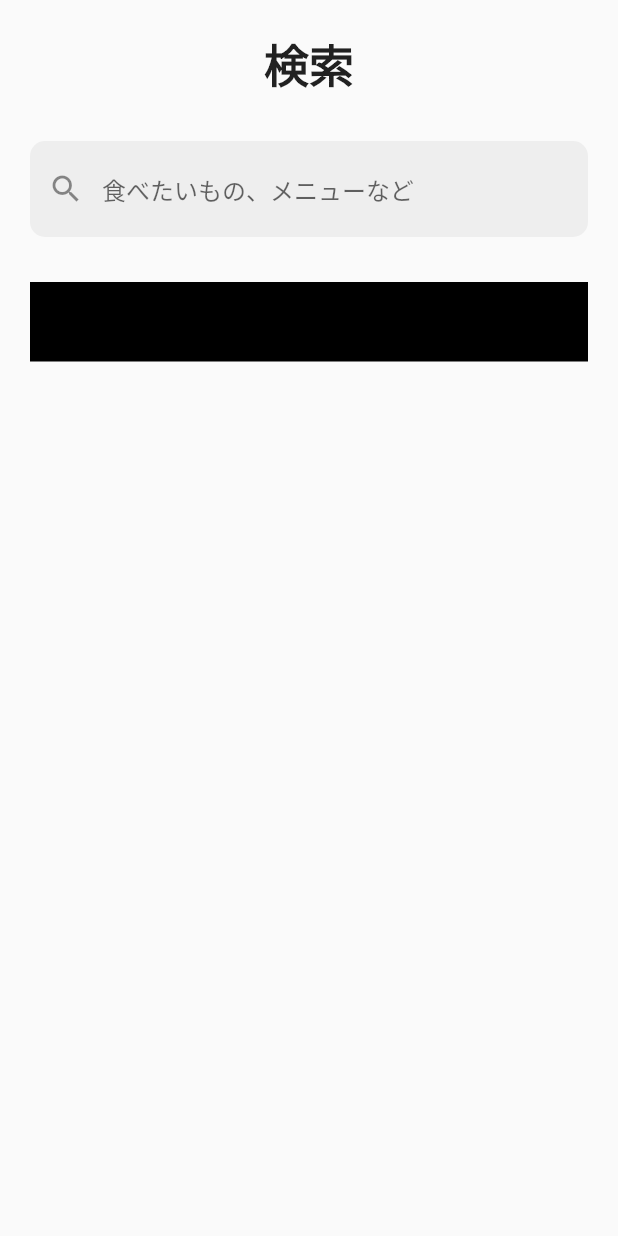
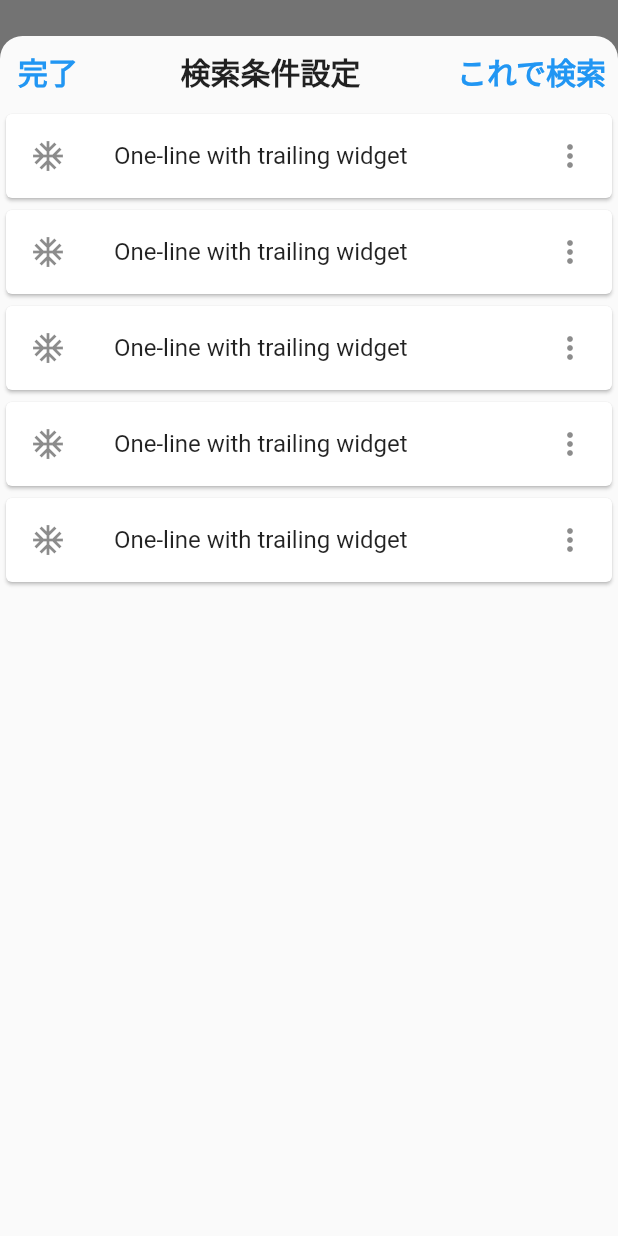
Before and after one commit to itoki-git/MyLunch, a Flutter app: the SearchPage screen opened directly, after a tap on "予算", on a phone screen of 412 x 824 dp. Run offline on Flutter 3.47's test engine with Material 2 defaults, Android fonts, the phone set to English and light mode, and no system bars.

Commit message:
モーダル上部のボタンを配置

```diff
--- a/flutter_application/lib/search_page.dart
+++ b/flutter_application/lib/search_page.dart
@@ -35,12 +35,86 @@ class SearchPage extends StatelessWidget {
               ),
               GestureDetector(
                 onTap: () {
-                  print("aa");
+                  showModalBottomSheet(
+                      context: context,
+                      isScrollControlled: true,
+                      shape: RoundedRectangleBorder(
+                        borderRadius:
+                            BorderRadius.vertical(top: Radius.circular(15)),
+                      ),
+                      builder: (BuildContext context) {
+                        return Container(
+                          height: 800,
+                          child: ListView(
+                            children: [
+                              Container(
+                                child: Row(
+                                  mainAxisAlignment:
+                                      MainAxisAlignment.spaceBetween,
+                                  children: <Widget>[
+                                    closeButton(context, 20, '完了', () {
+                                      Navigator.pop(context);
+                                    }),
+                                    Text(
+                                      '検索条件設定',
+                                      style: TextStyle(
+                                          fontSize: 20,
+                                          fontWeight: FontWeight.bold),
+                                    ),
+                                    closeButton(context, 20, 'これで検索', () {
+                                      Navigator.pop(context);
+                                    }),
+                                  ],
+                                ),
+                              ),
+                              Card(
+                                child: ListTile(
+                                  leading: Icon(Icons.ac_unit),
+                                  title: Text('One-line with trailing widget'),
+                                  trailing: Icon(Icons.more_vert),
+                                ),
+                              ),
+                              Card(
+                                child: ListTile(
+                                  leading: Icon(Icons.ac_unit),
+                                  title: Text('One-line with trailing widget'),
+                                  trailing: Icon(Icons.more_vert),
+                                ),
+                              ),
+                              Card(
+                                child: ListTile(
+                                  leading: Icon(Icons.ac_unit),
+                                  trailing: Icon(Icons.more_vert),
+                                  title: Text('One-line with trailing widget'),
+                                ),
+                              ),
+                              Card(
+                                child: ListTile(
+                                  leading: Icon(Icons.ac_unit),
+                                  trailing: Icon(Icons.more_vert),
+                                  title: Text('One-line with trailing widget'),
+                                ),
+                              ),
+                              Card(
+                                child: ListTile(
+                                  leading: Icon(Icons.ac_unit),
+                                  trailing: Icon(Icons.more_vert),
+                                  title: Text('One-line with trailing widget'),
+                                ),
+                              ),
+                            ],
+                          ),
+                        );
+                      });
                 },
                 child: Container(
-                  decoration: BoxDecoration(color: Colors.black),
+                  decoration: BoxDecoration(color: Colors.white),
                   child: Row(
                     children: <Widget>[
+                      _buildIconButtonCulumn(Icons.money, "予算"),
+                      Spacer(),
+                      _buildIconButtonCulumn(Icons.money, "予算"),
+                      Spacer(),
                       _buildIconButtonCulumn(Icons.money, "予算"),
                       Spacer(),
                       _buildIconButtonCulumn(Icons.money, "予算"),
@@ -51,7 +125,26 @@ class SearchPage extends StatelessWidget {
                     ],
                   ),
                 ),
-              )
+              ),
+              SizedBox(
+                height: 30,
+              ),
+              ElevatedButton(
+                child: const Text(
+                  '検索',
+                  style: TextStyle(
+                      fontWeight: FontWeight.bold,
+                      fontSize: 20,
+                      color: Colors.white),
+                ),
+                style: ElevatedButton.styleFrom(
+                    primary: Colors.orange,
+                    onPrimary: Colors.white,
+                    minimumSize: Size(300, 50)),
+                onPressed: () {
+                  print("search!!");
+                },
+              ),
             ],
           )),
         ),
@@ -72,4 +165,24 @@ class SearchPage extends StatelessWidget {
       ],
     );
   }
+
+  // 閉じるボタン
+  Widget closeButton(
+    BuildContext context,
+    double fontSize,
+    String text,
+    Function() onPressed,
+  ) {
+    return Container(
+      child: TextButton(
+        child: Text(
+          text,
+          style: TextStyle(fontSize: fontSize, fontWeight: FontWeight.bold),
+        ),
+        onPressed: () {
+          onPressed();
+        },
+      ),
+    );
+  }
 }
```
